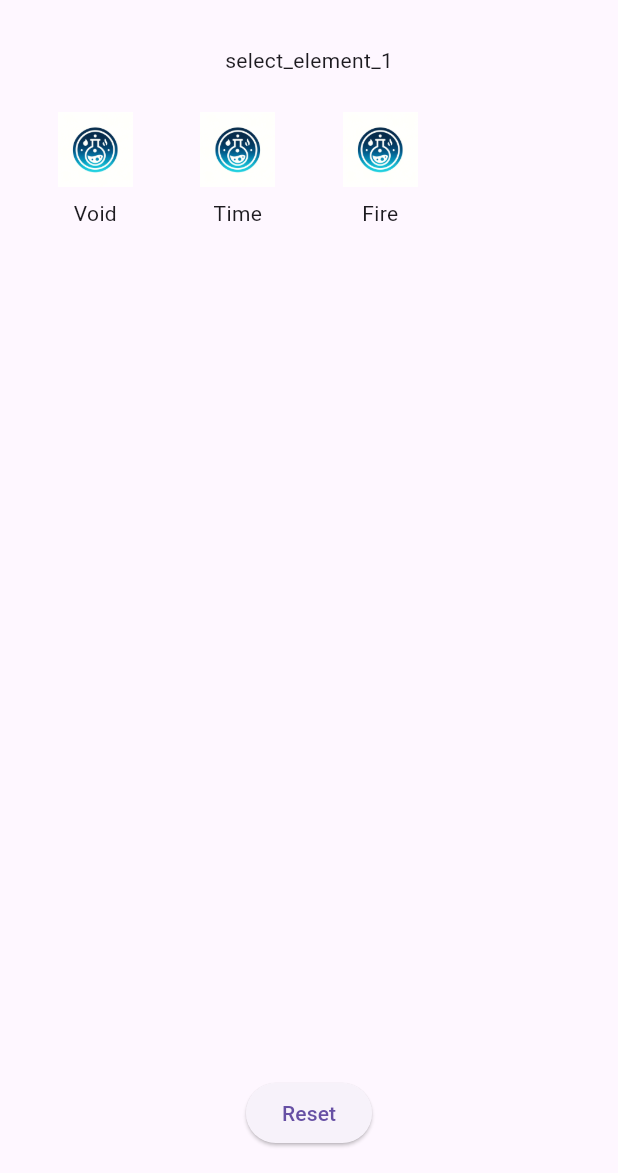
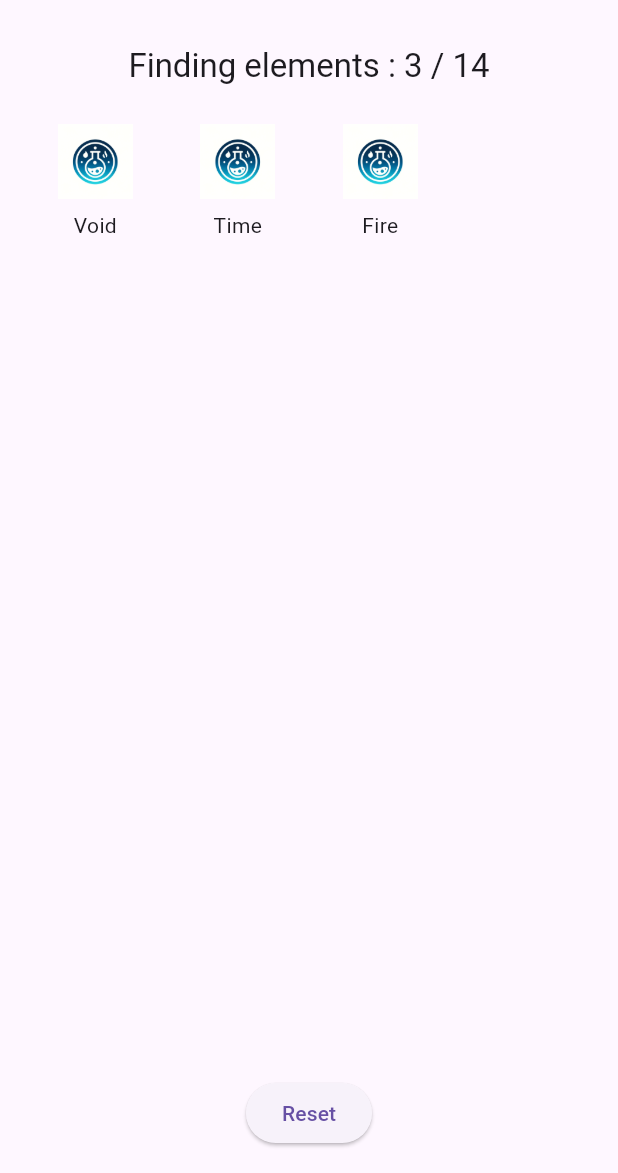
Before and after one commit to HayaTomAs/TheAlchimist, a Flutter app: the screen it shows after launch, on a phone screen of 412 x 824 dp, the part 63-1236 px from its top. Run offline on Flutter 3.47's test engine with Material 3 defaults, Android fonts, the light colour scheme and no system bars.

Commit message:
Ajout d'une indication du nombre d'element trouve Ajout trad pour le bouton reset

```diff
--- a/lib/main.dart
+++ b/lib/main.dart
@@ -87,6 +87,10 @@ class _ElementSelectionScreenState extends State<ElementSelectionScreen> {
 
   @override
   Widget build(BuildContext context) {
+    // Calculer le nombre total d'éléments et le nombre d'éléments trouvés
+    int totalElements = elements.length;
+    int discoveredElements = availableElements.length;
+
     // Calculer le nombre de colonnes en fonction de la largeur de l'écran
     final int columns = (MediaQuery.of(context).size.width / 100).floor();
 
@@ -98,7 +102,10 @@ class _ElementSelectionScreenState extends State<ElementSelectionScreen> {
         padding: const EdgeInsets.all(16.0),
         child: Column(
           children: [
-            Text(AppLocalizations.of(context)!.translate('select_element_1')),
+            Text(
+              '${AppLocalizations.of(context)!.translate('found_elements')}: $discoveredElements / $totalElements',
+              style: Theme.of(context).textTheme.titleLarge,
+            ),
             const SizedBox(height: 16),
             Expanded(
               child: GridView.builder(
@@ -148,7 +155,7 @@ class _ElementSelectionScreenState extends State<ElementSelectionScreen> {
                       .toList(); // Réinitialiser les éléments disponibles
                 });
               },
-              child: const Text('Reset'),
+              child: Text(AppLocalizations.of(context)!.translate('reset')),
             ),
           ],
         ),
```
